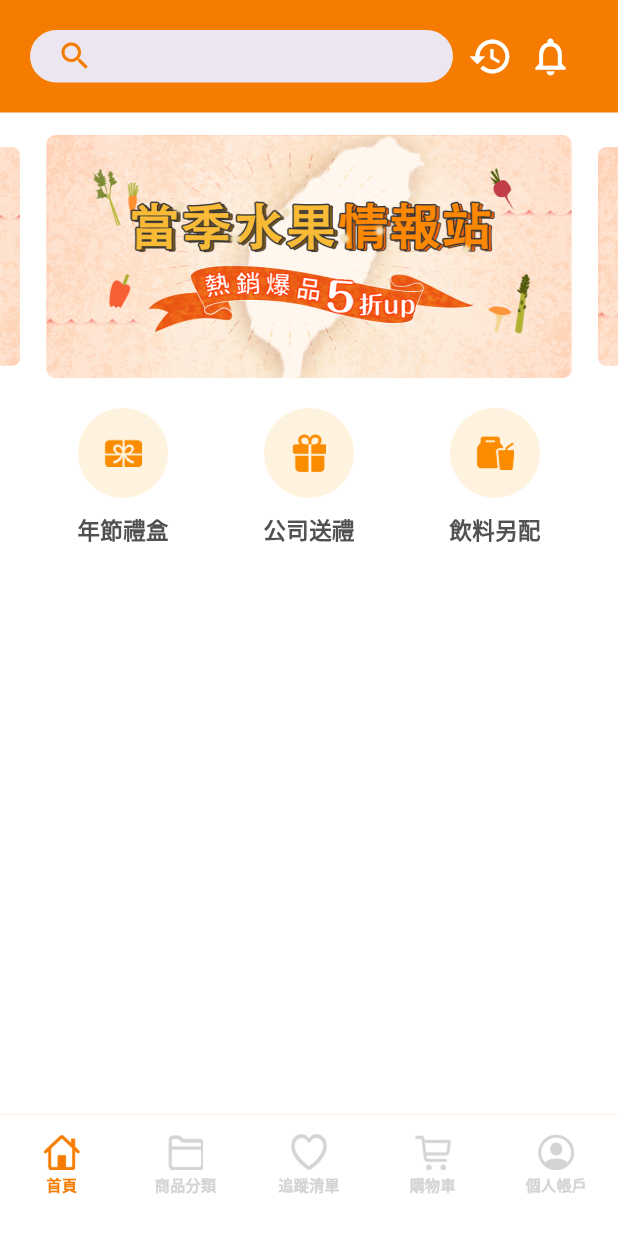
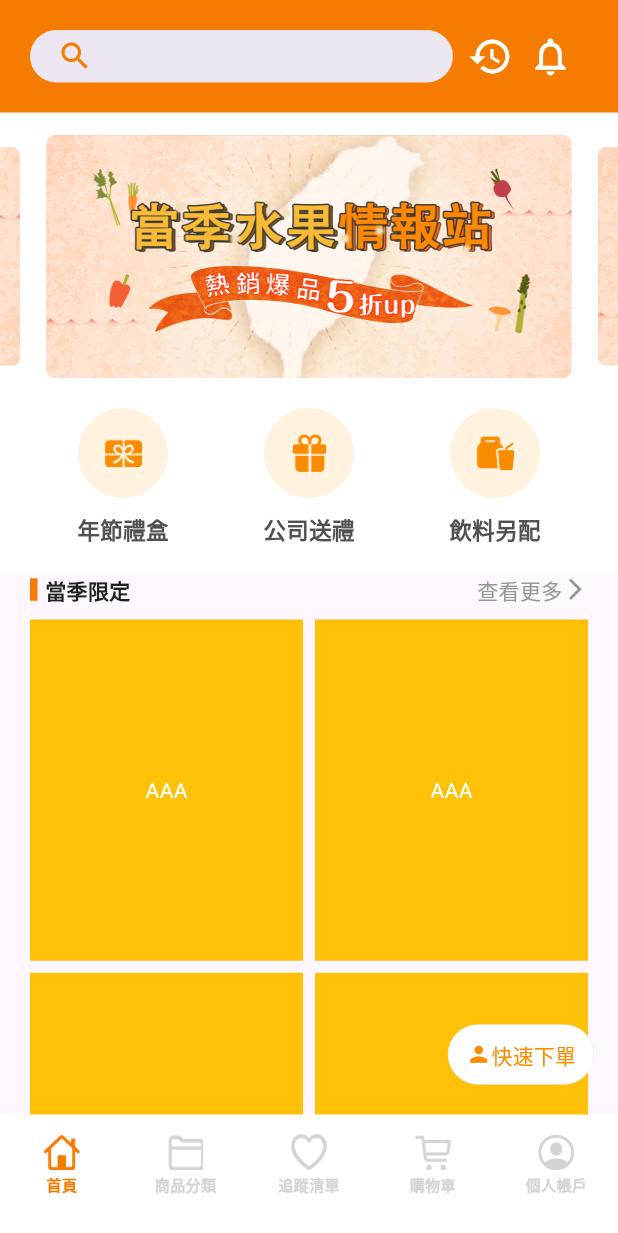
Before and after one commit to ehun9376/fruit, a Flutter app: the screen it shows after launch, after a tap on "登入", on a phone screen of 412 x 824 dp. Shown: the top 1233 px of the screen. Run offline on Flutter 3.47's test engine with Material 3 defaults, Android fonts, the light colour scheme and no system bars; our stand-ins replace easy_localization, firebase_auth, firebase_core, firebase_crashlytics, firebase_dynamic_links, flutter_local_notifications and 8 more; missing offline and left inert: linkify; accounts and stored records are empty.

Commit message:
Home page add grid view

```diff
--- /dev/null
+++ b/devtools_options.yaml
@@ -0,0 +1 @@
+extensions:
--- a/lib/app.dart
+++ b/lib/app.dart
@@ -49,8 +49,8 @@ class _MainAppState extends State<MainApp> with WidgetsBindingObserver {
             return MaterialApp(
               key: UniqueKey(),
               debugShowCheckedModeBanner: false,
-              localizationsDelegates: context.localizationDelegates,
-              locale: context.locale,
+              // localizationsDelegates: context.localizationDelegates,
+              // locale: context.locale,
               home: initPage,
               routes: {
                 loginPageRoute: (context) => const LoginPage(),
--- a/lib/extension/extension.dart
+++ b/lib/extension/extension.dart
@@ -34,6 +34,21 @@ extension Styles on Widget {
     return Center(child: this);
   }
 
+  Widget shadow() {
+    return Container(
+        decoration: BoxDecoration(
+          borderRadius: const BorderRadius.all(Radius.circular(25)),
+          boxShadow: [
+            BoxShadow(
+              color: Colors.grey.withOpacity(0.1),
+              spreadRadius: 0.3,
+              offset: Offset(0, 1),
+            ),
+          ],
+        ),
+        child: this);
+  }
+
   Widget padding([EdgeInsets defaultValue = const EdgeInsets.all(20)]) {
     return Padding(
       padding: defaultValue,
@@ -47,6 +62,10 @@ extension Styles on Widget {
       fit: fit,
       child: this,
     );
+  }
+
+  Widget safeArea() {
+    return SafeArea(child: this);
   }
 
   Widget container({
--- a/lib/lauguage/lauguage.dart
+++ b/lib/lauguage/lauguage.dart
@@ -1,12 +1,14 @@
 import 'package:flutter/material.dart';
 
-enum Language { zh }
+enum Language { zh, en }
 
 extension LanguageValue on Language {
   Locale get locale {
     switch (this) {
       case Language.zh:
         return const Locale("zh", "TW");
+      case Language.en:
+        return const Locale("en", "US");
     }
   }
 
@@ -14,6 +16,8 @@ extension LanguageValue on Language {
     switch (this) {
       case Language.zh:
         return "繁體中文";
+      case Language.en:
+        return "English";
     }
   }
 }
--- a/lib/layout/layout_guides.dart
+++ b/lib/layout/layout_guides.dart
@@ -5,6 +5,7 @@ class LayoutColor {
 
   static Color black000000 = const Color(0xFF000000);
   static Color black3A3A3A = const Color(0xFF3A3A3A);
+  static Color black212121 = const Color(0xFF212121);
 
   static Color greyA5A5A5 = const Color(0xFFA5A5A5);
   static Color greyE6E6E6 = const Color(0xFFE6E6E6);
--- a/lib/main.dart
+++ b/lib/main.dart
@@ -15,11 +15,11 @@ void main() async {
   // await getIt<LocalNotificationCenter>().init();
 
   // await AppTrackingTransparency.requestTrackingAuthorization();
-
-  runApp(EasyLocalization(
-    supportedLocales: Language.values.map((e) => e.locale).toList(),
-    path: "assets/translations",
-    fallbackLocale: Language.zh.locale,
-    child: const MainApp(),
-  ));
+  runApp(MainApp());
+  // runApp(EasyLocalization(
+  //   supportedLocales: Language.values.map((e) => e.locale).toList(),
+  //   path: "assets/translations",
+  //   fallbackLocale: Language.zh.locale,
+  //   child: const MainApp(),
+  // ));
 }
--- a/lib/pages/home_page.dart
+++ b/lib/pages/home_page.dart
@@ -1,36 +1,62 @@
 import 'package:flutter/material.dart';
+import 'package:fruit/extension/extension.dart';
 import 'package:fruit/layout/layout_guides.dart';
 import 'package:fruit/widget/home/ad_swiper.dart';
+import 'package:fruit/widget/home/category_title_row.dart';
+import 'package:fruit/widget/home/item_grid.dart';
 import 'package:fruit/widget/home/search_bar.dart';
 import 'package:fruit/widget/home/tag_row.dart';
+import 'package:fruit/widget/simpleWidget/simple_button.dart';
 
 class HomePage extends StatelessWidget {
   const HomePage({super.key});
 
   @override
   Widget build(BuildContext context) {
-    return Container(
+    return Scaffold(
+        appBar: PreferredSize(
+          preferredSize: const Size.fromHeight(0),
+          child: Container(
             color: LayoutColor.orangeF57C00,
-      child: SafeArea(
-        child: Container(
-          color: Colors.white,
-          child: Column(
+          ),
+        ),
+        body: Column(
           children: [
-              Container(
-                margin: const EdgeInsets.only(bottom: 15),
-                color: LayoutColor.orangeF57C00,
-                child: SearchBarRow(
+            SearchBarRow(
               onSearchBarSubmitted: (searchText) {},
               onHistoryClick: () {},
               onNoticeClick: () {},
             ),
+            ListView(
+              children: [
+                [
+                  AdSwiper().padding(
+                    const EdgeInsets.only(top: 15),
                   ),
-              AdSwiper(),
-              TagRow(),
+                  const TagRow(),
+                ].column().container(color: LayoutColor.whiteFFFFFFF),
+                CategoryTitleRow(
+                  title: '當季限定',
+                  onMoreTap: () {},
+                ).padding(const EdgeInsets.symmetric(horizontal: 20)),
+                ItemGrid().padding(
+                    const EdgeInsets.symmetric(horizontal: 20, vertical: 10))
               ],
-          ),
-        ),
-      ),
-    );
+            ).flexible(),
+          ],
+        ).safeArea(),
+        floatingActionButton: SimpleButton(
+          buttontitle: "快速下單",
+          buttonIcon: Icons.person,
+          iconSize: 17,
+          segmented: Segmented.leftToRight,
+          iconColor: LayoutColor.orangeFB8C00,
+          titleColor: LayoutColor.orangeFB8C00,
+          backgroundColor: Colors.white,
+          borderWidth: 0.2,
+          borderColor: LayoutColor.greyD4D4D4,
+          cornerRadius: 25,
+          buttonAction: () {},
+        ));
   }
 }
--- /dev/null
+++ b/lib/widget/home/category_title_row.dart
@@ -0,0 +1,52 @@
+import 'package:flutter/material.dart';
+import 'package:fruit/layout/layout_guides.dart';
+import 'package:fruit/widget/simpleWidget/simple_image.dart';
+import 'package:fruit/widget/simpleWidget/simple_text.dart';
+
+class CategoryTitleRow extends StatelessWidget {
+  const CategoryTitleRow(
+      {super.key, required this.title, required this.onMoreTap});
+
+  final String title;
+  final Function onMoreTap;
+
+  @override
+  Widget build(BuildContext context) {
+    return Row(
+      mainAxisAlignment: MainAxisAlignment.spaceBetween,
+      children: [
+        Row(
+          children: [
+            Container(
+              color: LayoutColor.orangeF57C00,
+              height: 15,
+              width: 5,
+            ),
+            const SizedBox(
+              width: 5,
+            ),
+            SimpleText(
+              text: title,
+              textColor: LayoutColor.black212121,
+              fontSize: 14,
+              fontWeight: FontWeight.w600,
+            )
+          ],
+        ),
+        Row(
+          children: [
+            SimpleText(
+              text: "查看更多",
+              textColor: LayoutColor.grey969696,
+            ),
+            SimpleImage(
+              icon: Icons.arrow_forward_ios,
+              iconSize: 17,
+              color: LayoutColor.grey969696,
+            )
+          ],
+        ),
+      ],
+    );
+  }
+}
--- /dev/null
+++ b/lib/widget/home/item_grid.dart
@@ -0,0 +1,27 @@
+import 'package:flutter/material.dart';
+import 'package:fruit/widget/home/item_grid_card.dart';
+
+class ItemGrid extends StatelessWidget {
+  // 模拟数据源
+  final List<String> data = List.generate(50, (index) => 'Item $index');
+
+  ItemGrid({super.key});
+
+  @override
+  Widget build(BuildContext context) {
+    return GridView.builder(
+      shrinkWrap: true,
+      physics: const NeverScrollableScrollPhysics(), // 禁用滚动
+      gridDelegate: const SliverGridDelegateWithFixedCrossAxisCount(
+        crossAxisCount: 2,
+        crossAxisSpacing: 8.0,
+        mainAxisSpacing: 8.0,
+        childAspectRatio: 1 / 1.25,
+      ),
+      itemCount: data.length,
+      itemBuilder: (context, index) {
+        return const ItemGridCard();
+      },
+    );
+  }
+}
--- /dev/null
+++ b/lib/widget/home/item_grid_card.dart
@@ -0,0 +1,19 @@
+import 'package:flutter/material.dart';
+
+class ItemGridCard extends StatelessWidget {
+  const ItemGridCard({super.key});
+
+  @override
+  Widget build(BuildContext context) {
+    return Container(
+      color: Colors.amber,
+      height: 200, // 项目的背景颜色
+      child: const Center(
+        child: Text(
+          "AAA",
+          style: TextStyle(color: Colors.white),
+        ),
+      ),
+    );
+  }
+}
--- a/lib/widget/home/search_bar.dart
+++ b/lib/widget/home/search_bar.dart
@@ -16,7 +16,9 @@ class SearchBarRow extends StatelessWidget {
 
   @override
   Widget build(BuildContext context) {
-    return Row(
+    return Container(
+      color: LayoutColor.orangeF57C00,
+      child: Row(
         children: [
           SearchBar(
             shadowColor: MaterialStateProperty.resolveWith<Color>(
@@ -32,17 +34,18 @@ class SearchBarRow extends StatelessWidget {
               .sizedBox(height: 35)
               .padding(const EdgeInsets.only(right: 10))
               .flexible(),
-        SimpleImage(
+          const SimpleImage(
             icon: Icons.history,
             iconSize: 30,
             color: Colors.white,
-        ).padding(EdgeInsets.only(right: 10)).inkWell(onTap: () {}),
-        SimpleImage(
+          ).padding(const EdgeInsets.only(right: 10)).inkWell(onTap: () {}),
+          const SimpleImage(
             icon: Icons.notifications_none_outlined,
             iconSize: 30,
             color: Colors.white,
-        ).padding(EdgeInsets.only(right: 10)).inkWell(onTap: () {})
+          ).padding(const EdgeInsets.only(right: 10)).inkWell(onTap: () {})
         ],
-    ).padding();
+      ).padding(),
+    );
   }
 }
```
Also changed, not shown: pubspec.lock, 3 other files. Lines whose indentation alone changed are shown as unchanged.
